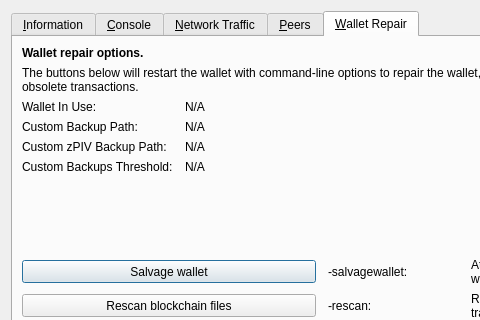
The window that src/qt/forms/rpcconsole.ui (VitaeTeam/Vitae) describes before a commit, drawn with Qt 5; both pictures show x 0 to 480 and y 0 to 320 of the 769 by 589 pixel window.
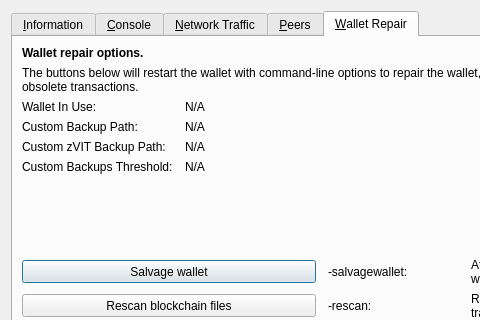
The same window after the commit. The open tabs and pages were chosen to show the change. Icons and pictures are not drawn. Custom widgets are drawn as their Qt base class.

```diff
--- a/src/qt/forms/rpcconsole.ui
+++ b/src/qt/forms/rpcconsole.ui
@@ -1351,7 +1351,7 @@
        <item row="4" column="0">
         <widget class="QLabel" name="wallet_customzvitaebackuppath_label">
          <property name="text">
-          <string>Custom zPIV Backup Path:</string>
+          <string>Custom zVIT Backup Path:</string>
          </property>
          <property name="visible">
           <bool>false</bool>
```
